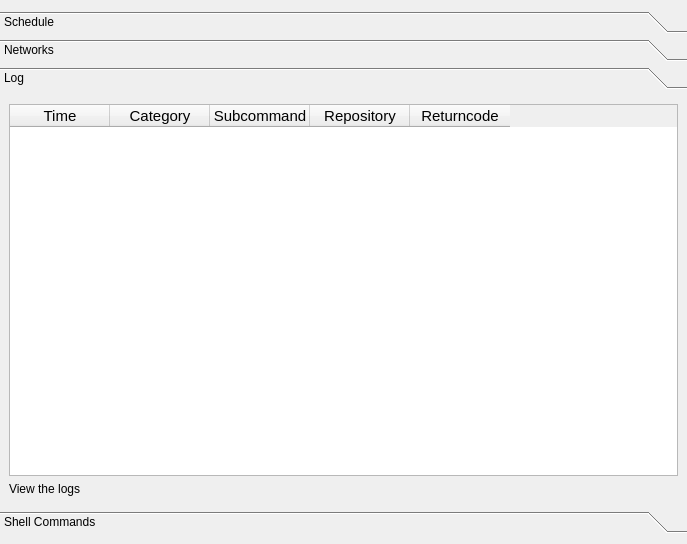
borgbase/vorta, file src/vorta/assets/UI/scheduletab.ui: the form before one commit.
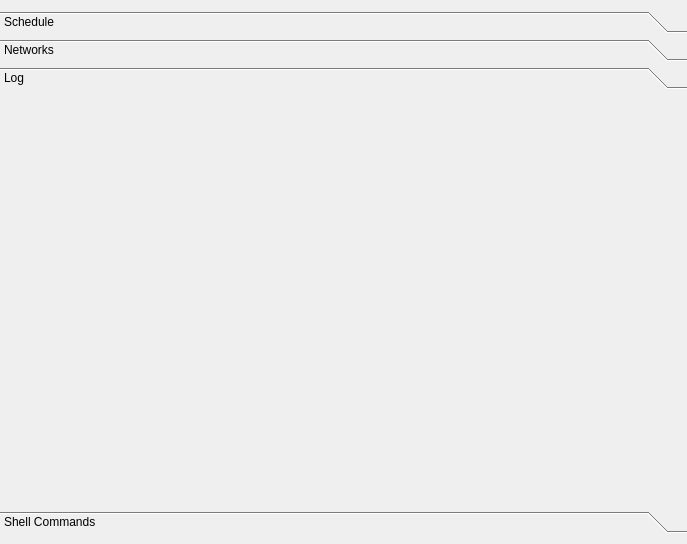
The form after the commit. The open tabs and pages were chosen to show the change.

Commit message: refactor: move logtable out of scheduletab for modularity

Patch:
```diff
--- a/src/vorta/assets/UI/scheduletab.ui
+++ b/src/vorta/assets/UI/scheduletab.ui
@@ -581,64 +581,9 @@
       <attribute name="label">
        <string>Log</string>
       </attribute>
-      <layout class="QGridLayout" name="gridLayout_3">
-       <item row="0" column="0">
-        <widget class="QTableWidget" name="logTableWidget">
-         <property name="font">
-          <font>
-           <pointsize>11</pointsize>
-           <bold>false</bold>
-          </font>
-         </property>
-         <property name="showGrid">
-          <bool>false</bool>
-         </property>
-         <property name="sortingEnabled">
-          <bool>true</bool>
-         </property>
-         <attribute name="verticalHeaderVisible">
-          <bool>false</bool>
-         </attribute>
-         <column>
-          <property name="text">
-           <string>Time</string>
-          </property>
-         </column>
-         <column>
-          <property name="text">
-           <string>Category</string>
-          </property>
-         </column>
-         <column>
-          <property name="text">
-           <string>Subcommand</string>
-          </property>
-         </column>
-         <column>
-          <property name="text">
-           <string>Repository</string>
-          </property>
-         </column>
-         <column>
-          <property name="text">
-           <string>Returncode</string>
-          </property>
-         </column>
-        </widget>
-       </item>
-        <item row="2" column="0">
-    <widget class="QLabel" name="logLink">
-        <property name="text">
-            <string>&lt;html&gt;&lt;head/&gt;&lt;body&gt;&lt;p&gt;&lt;a href=&quot;file:///&quot;&gt;&lt;span style=&quot; text-decoration: underline; color:#0984e3;&quot;&gt;View the logs&lt;/span&gt;&lt;/a&gt;&lt;/p&gt;&lt;/body&gt;&lt;/html&gt;</string>
-        </property>
-        <property name="indent">
-            <number>0</number>
-        </property>
-        <property name="openExternalLinks">
-            <bool>true</bool>
-        </property>
-    </widget>
-</item>
+      <layout class="QGridLayout" name="logTableLayout">
+
+
       </layout>
      </widget>
      <widget class="QWidget" name="page_3">
```
Left out of the diff: 2 changed lines with no effect on the pictures. The commit also changes 3 other files.
